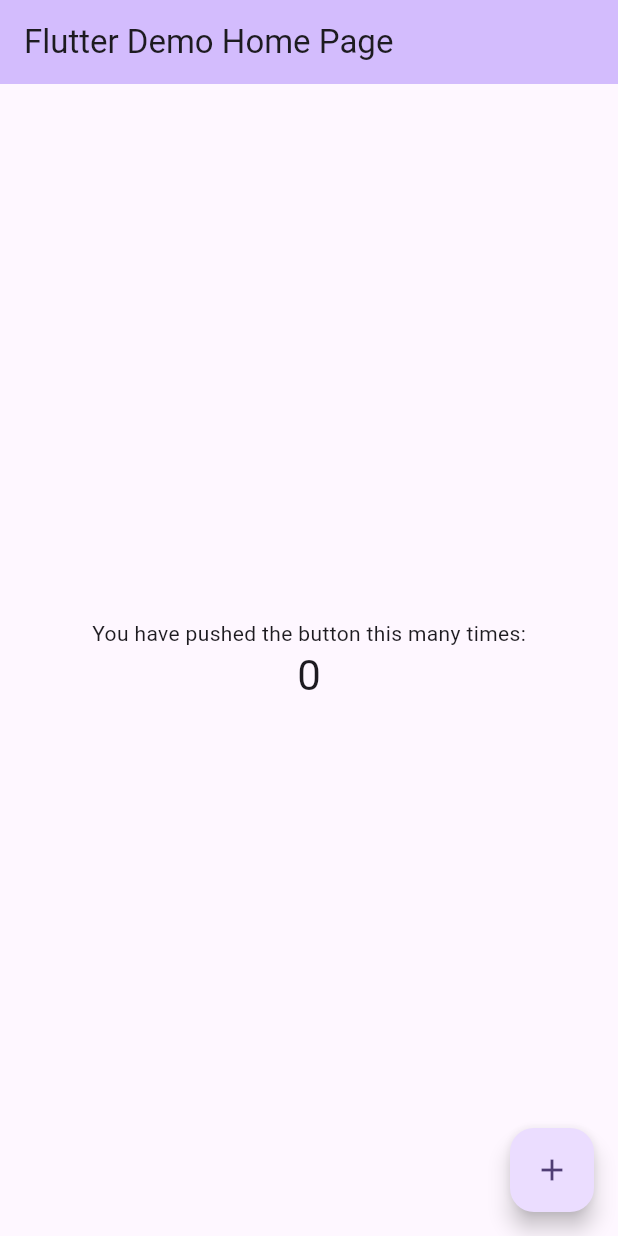
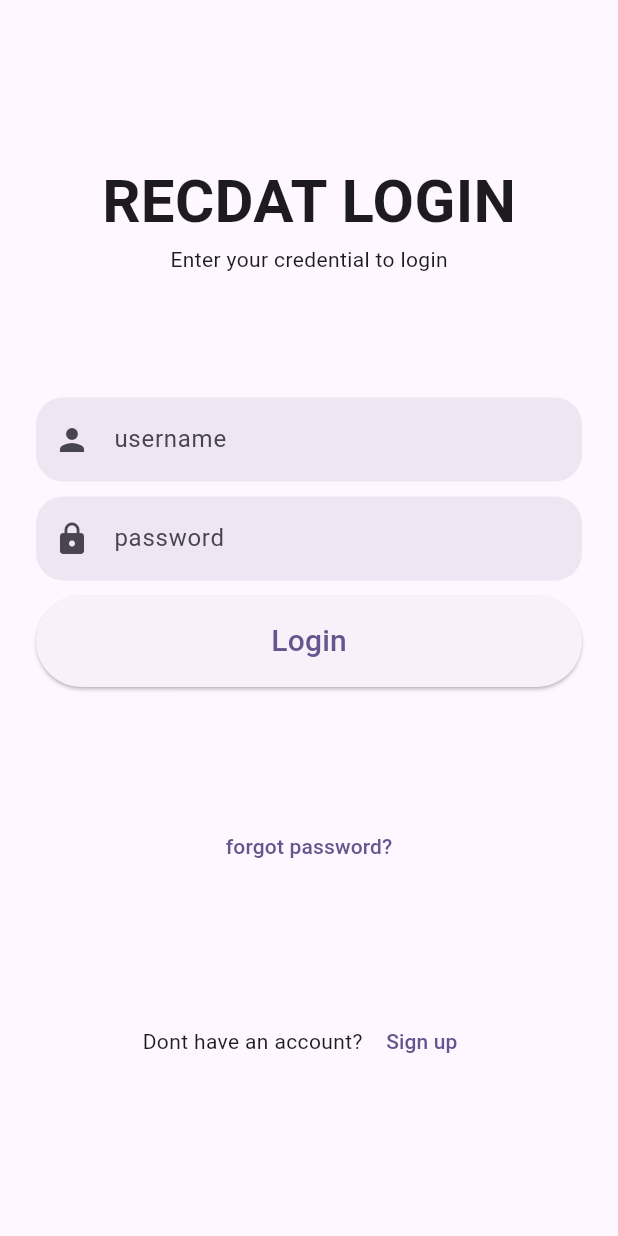
Before and after one commit to Yhiriend/recdat_app, a Flutter app: the screen it shows after launch, on a phone screen of 412 x 824 dp. Run offline on Flutter 3.47's test engine with Material 3 defaults, Android fonts, the phone set to English and light mode, and no system bars.

Commit message:
:sparkles: login: basic login view.

```diff
--- a/lib/main.dart
+++ b/lib/main.dart
@@ -1,4 +1,5 @@
 import 'package:flutter/material.dart';
+import 'package:recdat_app/views/LoginPage.dart';
 
 void main() {
   runApp(const MyApp());
@@ -31,7 +32,7 @@ class MyApp extends StatelessWidget {
         colorScheme: ColorScheme.fromSeed(seedColor: Colors.deepPurple),
         useMaterial3: true,
       ),
-      home: const MyHomePage(title: 'Flutter Demo Home Page'),
+      home: LoginPage(),
     );
   }
 }
--- /dev/null
+++ b/lib/views/LoginPage.dart
@@ -0,0 +1,98 @@
+import 'package:flutter/material.dart';
+
+class LoginPage extends StatelessWidget {
+  @override
+  Widget build(BuildContext context) {
+    return SafeArea(
+        child: Scaffold(
+          body: Container(
+            margin: EdgeInsets.all(24),
+            child: Column(
+              mainAxisAlignment: MainAxisAlignment.spaceEvenly,
+              children: [
+                _header(context),
+                _inputField(context),
+                _forgotPassword(context),
+                _signUp(context),
+              ],
+            ),
+          )
+        )
+    );
+  }
+
+  _header(context){
+    return Column(
+      children: [
+        Text("RECDAT LOGIN", style: TextStyle(
+          fontSize: 40,
+          fontWeight: FontWeight.bold
+        ),),
+        Text("Enter your credential to login")
+      ],
+    );
+  }
+
+  _inputField(context){
+    return Column(
+      crossAxisAlignment: CrossAxisAlignment.stretch,
+      children: [
+        TextField(
+          decoration: InputDecoration(
+            hintText: "username",
+            border: OutlineInputBorder(
+              borderRadius: BorderRadius.circular(18),
+              borderSide: BorderSide.none,
+            ),
+            fillColor: Theme.of(context).primaryColor.withOpacity(0.1),
+            filled: true,
+            prefixIcon: Icon(Icons.person)
+          ),
+        ),
+        SizedBox(height: 10),
+        TextField(
+          decoration: InputDecoration(
+              hintText: "password",
+              border: OutlineInputBorder(
+                borderRadius: BorderRadius.circular(18),
+                borderSide: BorderSide.none,
+              ),
+              fillColor: Theme.of(context).primaryColor.withOpacity(0.1),
+              filled: true,
+              prefixIcon: Icon(Icons.lock)
+          ),
+          obscureText: true,
+        ),
+        SizedBox(height: 10),
+        ElevatedButton(onPressed: (){},
+            child: Text(
+              "Login",
+              style: TextStyle(fontSize: 20)),
+            style: ElevatedButton.styleFrom(
+              shape: StadiumBorder(),
+              padding: EdgeInsets.symmetric(vertical: 16)
+            ),
+        )
+      ],
+    );
+  }
+
+  _forgotPassword(context){
+    return TextButton(
+        onPressed: (){},
+        child: Text("forgot password?"));
+  }
+
+  _signUp(context){
+    return Row(
+      mainAxisAlignment: MainAxisAlignment.center,
+      children: [
+        Text("Dont have an account? "),
+        TextButton(
+            onPressed: (){},
+            child: Text("Sign up"))
+      ],
+    );
+  }
+
+}
```
